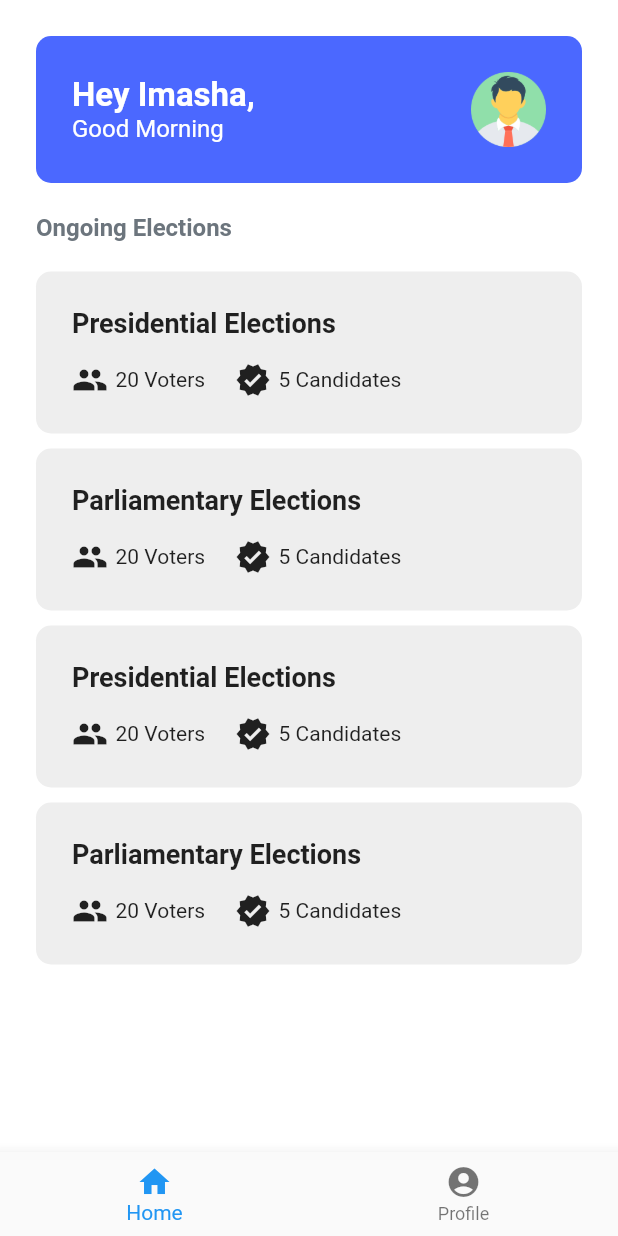
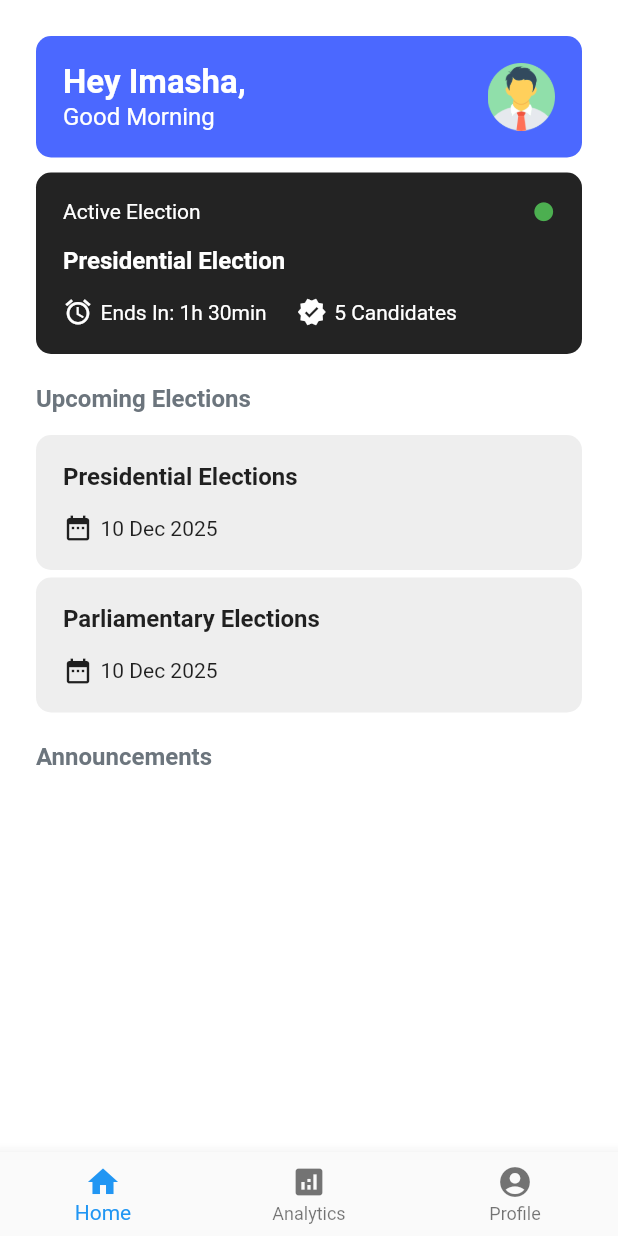
Before and after one commit to imasha-senarath/votez, a Flutter app: the screen it shows after launch, on a phone screen of 412 x 824 dp. Run offline on Flutter 3.47's test engine with Material 2 defaults, Android fonts, the phone set to English and light mode, and no system bars; our stand-ins replace firebase_auth, firebase_core, google_fonts, package_info_plus; accounts and stored records are empty.

Commit message:
Active election card.

```diff
--- /dev/null
+++ b/lib/screens/analytics_screen.dart
@@ -0,0 +1,10 @@
+import 'package:flutter/material.dart';
+
+class AnalyticsPage extends StatelessWidget {
+  const AnalyticsPage({Key? key}) : super(key: key);
+
+  @override
+  Widget build(BuildContext context) {
+    return const Placeholder();
+  }
+}
--- a/lib/screens/home_screen.dart
+++ b/lib/screens/home_screen.dart
@@ -14,7 +14,7 @@ class HomeScreen extends StatefulWidget {
 }
 
 class _HomeScreenState extends State<HomeScreen> {
-  List elections = ['Presidential Elections', 'Parliamentary Elections', 'Presidential Elections', 'Parliamentary Elections'];
+  List elections = ['Presidential Elections', 'Parliamentary Elections'];
 
   void signOut() {
     FirebaseAuth.instance.signOut();
@@ -27,8 +27,11 @@ class _HomeScreenState extends State<HomeScreen> {
       body: SafeArea(
         child: Padding(
           padding: const EdgeInsets.all(24),
+          child: SingleChildScrollView(
             child: Column(
               crossAxisAlignment: CrossAxisAlignment.start,
+              children: [
+                Column(
                   children: [
                     Container(
                       decoration: const BoxDecoration(
@@ -36,10 +39,8 @@ class _HomeScreenState extends State<HomeScreen> {
                         borderRadius: BorderRadius.all(Radius.circular(AppSizes.borderRadius)),
                       ),
                       child: Padding(
-                  padding: const EdgeInsets.all(24),
-                  child: Column(
-                    children: [
-                      Row(
+                        padding: const EdgeInsets.all(18),
+                        child: Row(
                           children: [
                             Column(
                               crossAxisAlignment: CrossAxisAlignment.start,
@@ -64,8 +65,80 @@ class _HomeScreenState extends State<HomeScreen> {
                             const Spacer(),
                             const Image(
                               image: AssetImage(AppAssets.user),
-                            width: 50,
+                              width: 45,
                             ),
+                          ],
+                        ),
+                      ),
+                    )
+                  ],
+                ),
+                const SizedBox(
+                  height: 10,
+                ),
+                Container(
+                  decoration: const BoxDecoration(
+                    color: AppColors.black, // Background color
+                    borderRadius: BorderRadius.all(Radius.circular(AppSizes.borderRadius)),
+                  ),
+                  child: Padding(
+                    padding: const EdgeInsets.all(18),
+                    child: Column(
+                      crossAxisAlignment: CrossAxisAlignment.start,
+                      children: [
+                        Row(
+                          children: const [
+                            Text(
+                              "Active Election",
+                              style: TextStyle(
+                                color: AppColors.textWhite,
+                              ),
+                            ),
+                            Spacer(),
+                            Icon(
+                              Icons.circle,
+                              size: 15,
+                              color: Colors.green,
+                            ),
+                          ],
+                        ),
+                        const SizedBox(height: 15),
+                        const Text(
+                          'Presidential Election',
+                          style: TextStyle(
+                            color: AppColors.textWhite,
+                            fontSize: 16,
+                            fontWeight: FontWeight.bold,
+                          ),
+                        ),
+                        const SizedBox(
+                          height: 15,
+                        ),
+                        Row(
+                          children: const [
+                            Icon(
+                              Icons.access_alarm,
+                              size: 20,
+                              color: AppColors.textWhite,
+                            ),
+                            SizedBox(width: 5),
+                            Text(
+                              "Ends In: 1h 30min",
+                              style: TextStyle(
+                                color: AppColors.textWhite,
+                              ),
+                            ),
+                            SizedBox(width: 20),
+                            Icon(
+                              Icons.verified,
+                              size: 20,
+                              color: AppColors.textWhite,
+                            ),
+                            SizedBox(width: 5),
+                            Text("5 Candidates",
+                                style: TextStyle(
+                                  color: AppColors.textWhite,
+                                )),
                           ],
                         )
                       ],
@@ -76,20 +149,29 @@ class _HomeScreenState extends State<HomeScreen> {
                   height: 20,
                 ),
                 const Text(
-                "Ongoing Elections",
+                  "Upcoming Elections",
                   style: TextStyle(color: AppColors.textSecondary, fontSize: 16, fontWeight: FontWeight.bold),
                 ),
-              const SizedBox(height: 20),
-              Expanded(
-                child: ListView.builder(
+                const SizedBox(height: 15),
+                ListView.builder(
                   itemCount: elections.length,
                   shrinkWrap: true,
+                  physics: const NeverScrollableScrollPhysics(),
                   itemBuilder: (context, index) {
-                    return ElectionCard(elections: elections, index: index);
+                    return Padding(
+                        padding: EdgeInsets.only(bottom: index == elections.length - 1 ? 0 : 5.0),
+                        child: ElectionCard(elections: elections, index: index));
                   },
                 ),
-              )
+                const SizedBox(
+                  height: 20,
+                ),
+                const Text(
+                  "Announcements",
+                  style: TextStyle(color: AppColors.textSecondary, fontSize: 16, fontWeight: FontWeight.bold),
+                ),
               ],
+            ),
           ),
         ),
       ),
@@ -110,20 +192,19 @@ class ElectionCard extends StatelessWidget {
   @override
   Widget build(BuildContext context) {
     return Container(
-      margin: const EdgeInsets.only(bottom: 10),
       decoration: BoxDecoration(
         color: Colors.grey.shade200,
         borderRadius: BorderRadius.circular(AppSizes.borderRadius),
       ),
       child: Padding(
-        padding: const EdgeInsets.all(24),
+        padding: const EdgeInsets.all(18),
         child: Column(
           crossAxisAlignment: CrossAxisAlignment.start,
           children: [
             Text(
               elections[index],
               style: const TextStyle(
-                fontSize: 18,
+                fontSize: 16,
                 fontWeight: FontWeight.bold,
               ),
             ),
@@ -132,13 +213,12 @@ class ElectionCard extends StatelessWidget {
             ),
             Row(
               children: const [
-                Icon(Icons.people),
+                Icon(
+                  Icons.date_range,
+                  size: 20,
+                ),
                 SizedBox(width: 5),
-                Text("20 Voters"),
-                SizedBox(width: 20),
-                Icon(Icons.verified),
-                SizedBox(width: 5),
-                Text("5 Candidates"),
+                Text("10 Dec 2025"),
               ],
             )
           ],
--- a/lib/screens/main_screen.dart
+++ b/lib/screens/main_screen.dart
@@ -1,4 +1,5 @@
 import 'package:flutter/material.dart';
+import 'package:votez/screens/analytics_screen.dart';
 import 'package:votez/screens/home_screen.dart';
 import 'package:votez/screens/profile_screen.dart';
 
@@ -14,6 +15,7 @@ class _MainScreenState extends State<MainScreen> {
 
   final List<Widget> _pages = [
     const HomeScreen(),
+    const AnalyticsPage(),
     const ProfilePage(),
   ];
 
@@ -33,6 +35,10 @@ class _MainScreenState extends State<MainScreen> {
             label: "Home",
           ),
           BottomNavigationBarItem(
+            icon: Icon(Icons.analytics),
+            label: "Analytics",
+          ),
+          BottomNavigationBarItem(
             icon: Icon(Icons.account_circle),
             label: "Profile",
           ),
```
Lines whose indentation alone changed are shown as unchanged.
